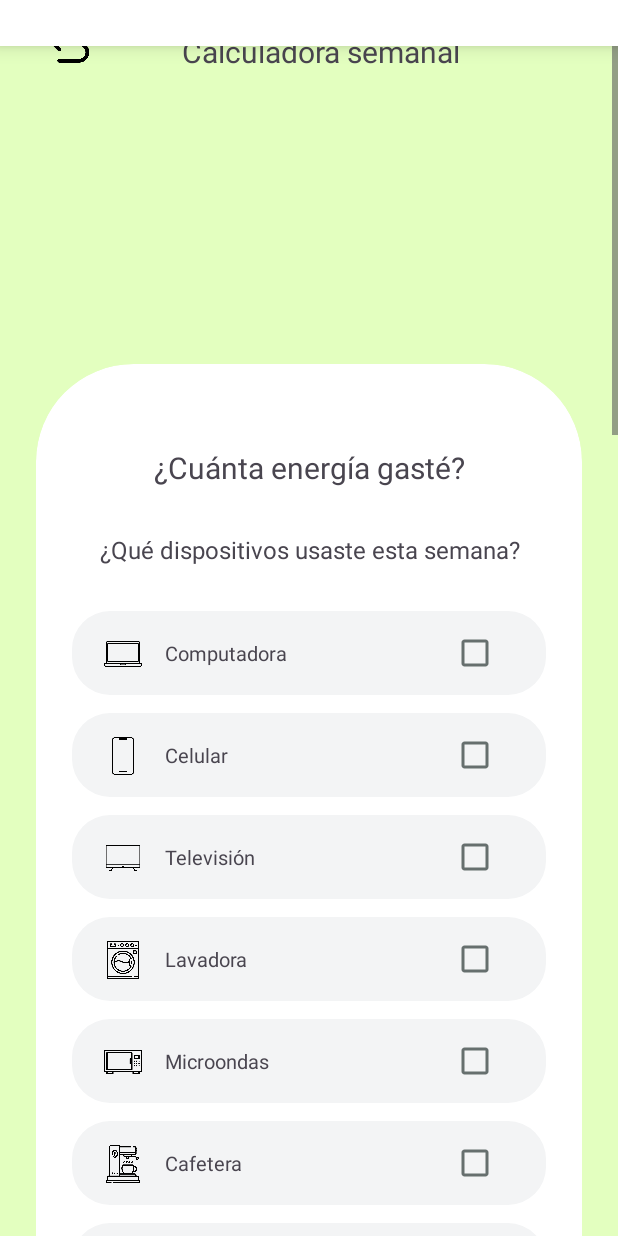
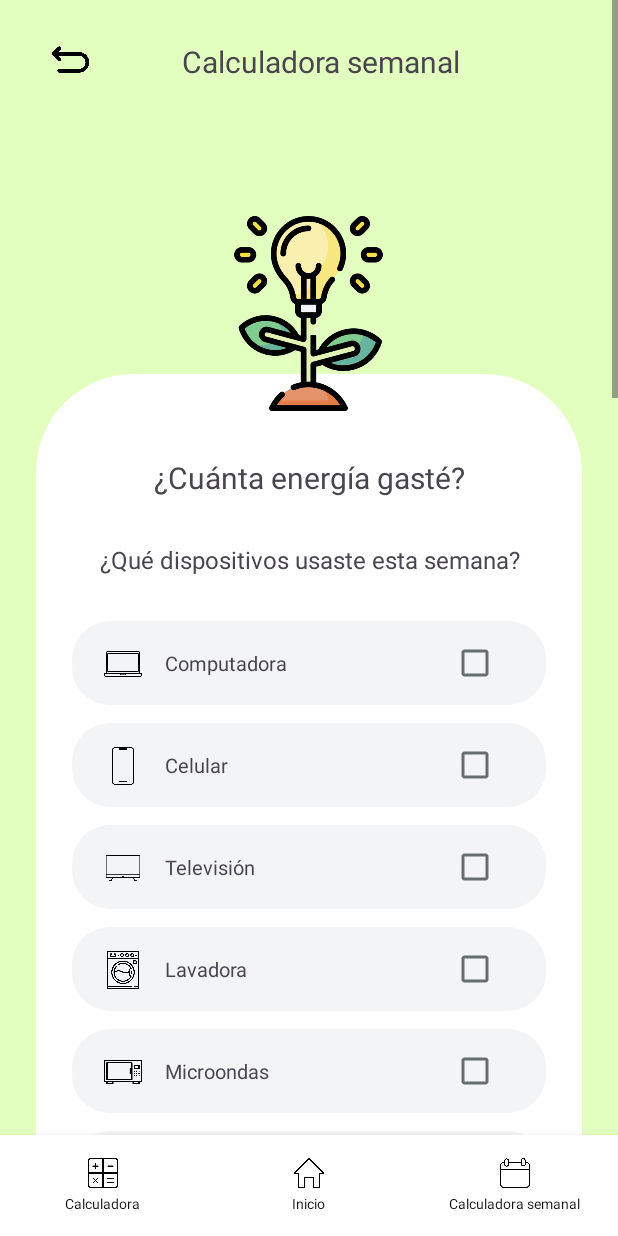
Before and after one commit to silvajimenezmariaguadalupe1im8-crypto/r32, an Android app: the calculadora_semanal screen opened directly, with no data from a screen before it, on a phone screen of 412 x 824 dp. Run offline under Robolectric (Android 15) with nearby library versions, the phone set to English and light mode, and no system bars; Roboto replaces fonts that are not available here.

Commit message:
agregué la barra de opciones en la parte inferior y puse una imagen de referencia en la pantalla🐱

```diff
--- a/app/src/main/AndroidManifest.xml
+++ b/app/src/main/AndroidManifest.xml
@@ -13,7 +13,7 @@
         android:theme="@style/Theme.R3">
         <activity
             android:name=".calculadora_semanal"
-            android:exported="false" />
+            android:exported="true" />
         <activity
             android:name=".MainActivity"
             android:exported="true">
--- a/app/src/main/res/layout/activity_calculadora_semanal.xml
+++ b/app/src/main/res/layout/activity_calculadora_semanal.xml
@@ -7,10 +7,13 @@
     android:layout_height="match_parent"
     android:background="#E3FFBF"
     tools:context=".calculadora_semanal">
+
     <ScrollView
         android:layout_width="match_parent"
-        android:layout_height="match_parent"
-        android:fillViewport="true">
+        android:layout_height="0dp"
+        android:fillViewport="true"
+        android:layout_weight="1"
+        tools:ignore="MissingConstraints">
 
         <LinearLayout
             android:layout_width="match_parent"
@@ -22,7 +25,7 @@
                 android:layout_height="wrap_content"
                 android:orientation="horizontal"
                 android:gravity="center_vertical"
-                android:paddingTop="3dp"
+                android:paddingTop="10dp"
                 android:paddingHorizontal="16dp">
 
                 <ImageView
@@ -750,9 +753,19 @@
                             android:id="@+id/textView16"
                             android:layout_width="match_parent"
                             android:layout_height="wrap_content"
-                            android:text="Los calculos presentados aquí NO son exactos, son solamente aproximaciones (cada dispositivo es calculado por 3 horas de uso a la semana)"
+                            android:text="Los cálculos presentados aquí NO son exactos, son solamente aproximaciones (cada dispositivo es calculado por 3 horas de uso a la semana). Puede que consumas menos o incluso más de lo que se presenta aquí."
                             android:textAlignment="center"
                             android:layout_marginTop="5dp"
+                            android:layout_marginBottom="30dp"
+                            android:textSize="15dp" />
+
+                        <TextView
+                            android:id="@+id/textView27"
+                            android:layout_width="match_parent"
+                            android:layout_height="wrap_content"
+                            android:text="Consumo de energía apróximado:"
+                            android:textAlignment="center"
+                            android:layout_marginTop="127dp"
                             android:layout_marginBottom="30dp"
                             android:textSize="15dp" />
 
@@ -766,7 +779,7 @@
                     android:layout_height="130dp"
                     android:layout_gravity="center_horizontal"
                     android:layout_marginTop="70dp"
-                    tools:srcCompat="@tools:sample/avatars" />
+                    android:src="@drawable/ecologico" />
             </FrameLayout>
 
         </LinearLayout>
@@ -776,23 +789,95 @@
         android:id="@+id/barrainferior"
         android:layout_width="match_parent"
         android:layout_height="wrap_content"
+        android:background="@android:color/white"
+        android:elevation="8dp"
+        android:gravity="center_vertical"
         android:orientation="horizontal"
-        android:gravity="center_vertical"
-        android:background="@android:color/white"
         android:paddingVertical="15dp"
-        android:elevation="8dp">
+        app:layout_constraintBottom_toBottomOf="parent"
+        app:layout_constraintEnd_toEndOf="parent"
+        app:layout_constraintEnd_toStartOf="parent"
+        tools:ignore="MissingConstraints">
 
         <LinearLayout
             android:id="@+id/calculadora"
             android:layout_width="0dp"
             android:layout_height="wrap_content"
             android:layout_weight="1"
-            android:orientation="vertical"
+            android:clickable="true"
+            android:focusable="true"
             android:gravity="center"
+            android:orientation="vertical">
+
+            <ImageView
+                android:id="@+id/imcalculadora"
+                android:layout_width="20dp"
+                android:layout_height="20dp"
+                android:src="@drawable/calculadora" />
+
+            <TextView
+                android:id="@+id/textviewCal"
+                android:layout_width="wrap_content"
+                android:layout_height="wrap_content"
+                android:layout_marginTop="4dp"
+                android:text="Calculadora"
+                android:textColor="#111111"
+                android:textSize="9sp" />
+
+        </LinearLayout>
+
+        <LinearLayout
+            android:id="@+id/inicio"
+            android:layout_width="0dp"
+            android:layout_height="wrap_content"
+            android:layout_weight="1"
             android:clickable="true"
-            android:focusable="true">
+            android:focusable="true"
+            android:gravity="center"
+            android:orientation="vertical">
 
+            <ImageView
+                android:id="@+id/iminicio"
+                android:layout_width="20dp"
+                android:layout_height="20dp"
+                android:src="@drawable/inicio" />
 
+            <TextView
+                android:id="@+id/textviewinicio"
+                android:layout_width="wrap_content"
+                android:layout_height="wrap_content"
+                android:layout_marginTop="4dp"
+                android:text="Inicio"
+                android:textColor="#111111"
+                android:textSize="9sp" />
+
+        </LinearLayout>
+
+        <LinearLayout
+            android:id="@+id/calendario"
+            android:layout_width="0dp"
+            android:layout_height="wrap_content"
+            android:layout_weight="1"
+            android:clickable="true"
+            android:focusable="true"
+            android:gravity="center"
+            android:orientation="vertical">
+
+            <ImageView
+                android:id="@+id/imcalendario"
+                android:layout_width="20dp"
+                android:layout_height="20dp"
+                android:contentDescription="Calendario"
+                android:src="@drawable/calendario" />
+
+            <TextView
+                android:id="@+id/textviewCalendario"
+                android:layout_width="wrap_content"
+                android:layout_height="wrap_content"
+                android:layout_marginTop="4dp"
+                android:text="Calculadora semanal"
+                android:textColor="#111111"
+                android:textSize="9sp" />
 
         </LinearLayout>
 
```
Also changed, not shown: app/src/main/res/drawable/calculadora.png (added), app/src/main/res/drawable/calendario.png (added), app/src/main/res/drawable/ecologico.png (added), app/src/main/res/drawable/inicio.png (added).
